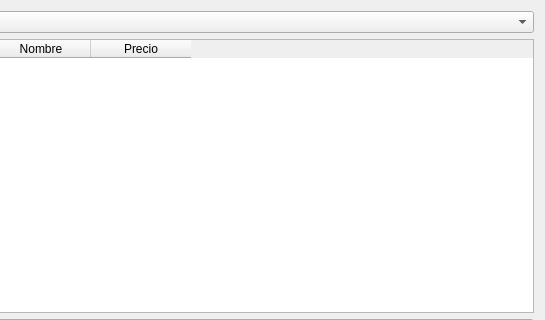
The window that codigo/vista/Ventas.ui (OswaldoArceoR/AbarrotesTiziminVentas) describes before a commit, drawn with Qt 5; both pictures show x 121 to 666 and y 0 to 320 of the 666 by 679 pixel window.
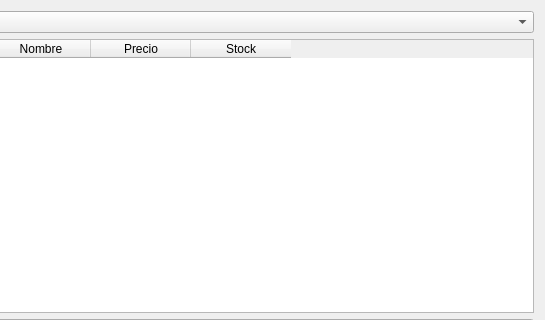
The same window after the commit. Icons and pictures are not drawn.

Diff of the .ui file:
```diff
--- a/codigo/vista/Ventas.ui
+++ b/codigo/vista/Ventas.ui
@@ -34,7 +34,7 @@
       <number>0</number>
      </property>
      <property name="columnCount">
-      <number>3</number>
+      <number>4</number>
      </property>
      <column>
       <property name="text">
@@ -51,6 +51,11 @@
        <string>Precio</string>
       </property>
      </column>
+     <column>
+      <property name="text">
+       <string>Stock</string>
+      </property>
+     </column>
     </widget>
    </item>
    <item>
```
Left out of the diff: 5 changed lines with no effect on the pictures.
